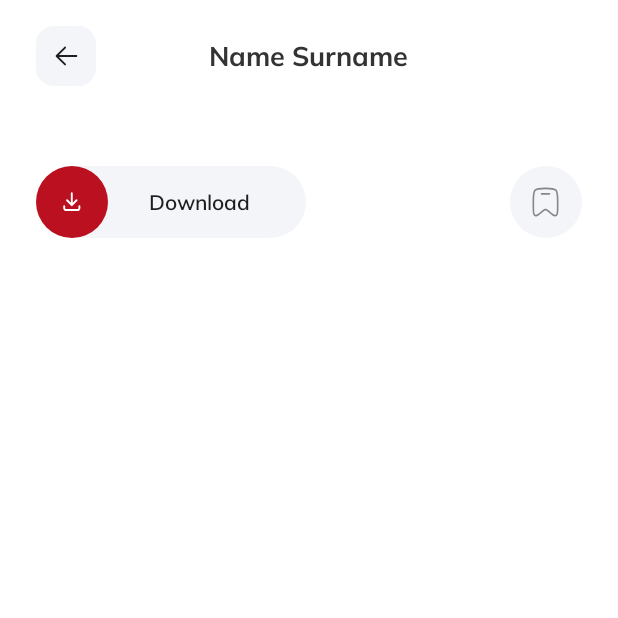
After one commit to MaryIv76/PexelsApp, an Android app: the Details screen opened through its navigation route, on a phone screen of 412 x 824 dp, the top half of it. The commit adds this screen. Run offline under Robolectric (Android 15) with nearby library versions, the phone set to English and light mode, and no system bars; our stand-ins replace navigation-ui; network calls fail; pictures from the network do not load.

Commit message:
Add details screen

```diff
--- /dev/null
+++ b/app/src/main/java/com/ivanova/pexelsapp/View/Details.kt
@@ -0,0 +1,25 @@
+package com.ivanova.pexelsapp.View
+
+import android.os.Bundle
+import android.view.LayoutInflater
+import android.view.View
+import android.view.ViewGroup
+import androidx.fragment.app.Fragment
+import androidx.lifecycle.ViewModelProvider
+import com.ivanova.pexelsapp.Model.RetrofitInstance
+import com.ivanova.pexelsapp.R
+import com.ivanova.pexelsapp.ViewModel.MainViewModel
+
+class Details: Fragment() {
+
+    override fun onCreate(savedInstanceState: Bundle?) {
+        super.onCreate(savedInstanceState)
+    }
+
+    override fun onCreateView(
+        inflater: LayoutInflater, container: ViewGroup?,
+        savedInstanceState: Bundle?
+    ): View? {
+        return inflater.inflate(R.layout.details, container, false)
+    }
+}
--- a/app/src/main/java/com/ivanova/pexelsapp/View/HomeFragment.kt
+++ b/app/src/main/java/com/ivanova/pexelsapp/View/HomeFragment.kt
@@ -9,10 +9,11 @@ import android.widget.*
 import android.widget.SearchView.OnQueryTextListener
 import android.widget.Toast.LENGTH_LONG
 import androidx.core.view.isGone
-import androidx.core.view.isVisible
 import androidx.fragment.app.Fragment
 import androidx.lifecycle.ViewModelProvider
 import androidx.lifecycle.lifecycleScope
+import androidx.navigation.Navigation
+import androidx.navigation.fragment.findNavController
 import androidx.recyclerview.widget.LinearLayoutManager
 import androidx.recyclerview.widget.RecyclerView
 import androidx.recyclerview.widget.StaggeredGridLayoutManager
@@ -68,7 +69,6 @@ class HomeFragment : Fragment() {
         recViewTitles.addItemDecoration(TitleItemDecoration(titleItemMargin))
 
         recViewTitlesAdapter.onItemClick = { title ->
-            //vm.findPhotos(title)
             searchView.setQuery(title, true)
         }
 
@@ -109,6 +109,10 @@ class HomeFragment : Fragment() {
             requireContext()
         )
         recViewPhotos.adapter = recViewPhotosAdapter
+
+        recViewPhotosAdapter.onItemClick = {
+            findNavController().navigate(R.id.action_homeFragment_to_detailsFragment)
+        }
 
         recViewPhotosAdapter.isAllItemsVisibleLive.observe(this) { isAllItemsVisible ->
             if (isAllItemsVisible) {
--- a/app/src/main/java/com/ivanova/pexelsapp/View/MainActivity.kt
+++ b/app/src/main/java/com/ivanova/pexelsapp/View/MainActivity.kt
@@ -2,6 +2,7 @@ package com.ivanova.pexelsapp.View
 
 import androidx.appcompat.app.AppCompatActivity
 import android.os.Bundle
+import android.view.View
 import androidx.navigation.findNavController
 import androidx.navigation.ui.setupWithNavController
 import com.google.android.material.bottomnavigation.BottomNavigationView
@@ -9,14 +10,31 @@ import com.ivanova.pexelsapp.R
 
 class MainActivity : AppCompatActivity() {
 
+    private lateinit var bottomNavigationView: BottomNavigationView
+
     override fun onCreate(savedInstanceState: Bundle?) {
         super.onCreate(savedInstanceState)
         setContentView(R.layout.activity_main)
 
-        val bottomNavigationView = findViewById<BottomNavigationView>(R.id.bottomNavigationView)
+        bottomNavigationView = findViewById<BottomNavigationView>(R.id.bottomNavigationView)
         bottomNavigationView.itemIconTintList = null
         val navController = findNavController(R.id.fragmentContainerView)
         bottomNavigationView.setupWithNavController(navController)
 
+        navController.addOnDestinationChangedListener { _, destination, _ ->
+            when (destination.id) {
+                R.id.homeFragment -> showBottomNav()
+                R.id.bookmarksFragment -> showBottomNav()
+                else -> hideBottomNav()
+            }
+        }
+    }
+
+    private fun showBottomNav() {
+        bottomNavigationView.visibility = View.VISIBLE
+    }
+
+    private fun hideBottomNav() {
+        bottomNavigationView.visibility = View.GONE
     }
 }
--- a/app/src/main/java/com/ivanova/pexelsapp/View/RecyclerViews/PhotosRecyclerViewAdapter.kt
+++ b/app/src/main/java/com/ivanova/pexelsapp/View/RecyclerViews/PhotosRecyclerViewAdapter.kt
@@ -28,6 +28,8 @@ class PhotosRecyclerViewAdapter(private val context: Context) :
     private val isAllItemsVisibleLiveMutable = MutableLiveData<Boolean>(false)
     val isAllItemsVisibleLive: LiveData<Boolean> = isAllItemsVisibleLiveMutable
 
+    var onItemClick: (() -> Unit)? = null
+
     fun setPhotos(photos: List<String>) {
         this.photos = photos
         this.counter = 0
@@ -43,6 +45,10 @@ class PhotosRecyclerViewAdapter(private val context: Context) :
     }
 
     override fun onBindViewHolder(holder: MyViewHolder, position: Int) {
+        holder.itemView.setOnClickListener {
+            onItemClick?.invoke()
+        }
+
         Glide.with(context)
             .load(photos[position])
             .placeholder(R.drawable.placeholder)
--- /dev/null
+++ b/app/src/main/res/drawable/back.xml
@@ -0,0 +1,12 @@
+<vector xmlns:android="http://schemas.android.com/apk/res/android"
+    android:width="20dp"
+    android:height="20dp"
+    android:viewportWidth="20"
+    android:viewportHeight="20">
+  <path
+      android:pathData="M4.375,9.375H16.875C17.041,9.375 17.2,9.441 17.317,9.558C17.434,9.675 17.5,9.834 17.5,10C17.5,10.166 17.434,10.325 17.317,10.442C17.2,10.559 17.041,10.625 16.875,10.625H4.375C4.209,10.625 4.05,10.559 3.933,10.442C3.816,10.325 3.75,10.166 3.75,10C3.75,9.834 3.816,9.675 3.933,9.558C4.05,9.441 4.209,9.375 4.375,9.375Z"
+      android:fillColor="#1E1E1E"/>
+  <path
+      android:pathData="M4.634,10L9.817,15.182C9.935,15.3 10.001,15.459 10.001,15.625C10.001,15.791 9.935,15.95 9.817,16.067C9.7,16.185 9.541,16.251 9.375,16.251C9.209,16.251 9.05,16.185 8.932,16.067L3.307,10.443C3.249,10.384 3.203,10.316 3.172,10.24C3.14,10.164 3.124,10.082 3.124,10C3.124,9.918 3.14,9.836 3.172,9.76C3.203,9.685 3.249,9.616 3.307,9.557L8.932,3.932C9.05,3.815 9.209,3.749 9.375,3.749C9.541,3.749 9.7,3.815 9.817,3.932C9.935,4.05 10.001,4.209 10.001,4.375C10.001,4.541 9.935,4.7 9.817,4.818L4.634,10Z"
+      android:fillColor="#1E1E1E"/>
+</vector>
--- /dev/null
+++ b/app/src/main/res/drawable/back_btn_bg.xml
@@ -0,0 +1,16 @@
+<?xml version="1.0" encoding="utf-8"?>
+<layer-list xmlns:android="http://schemas.android.com/apk/res/android">
+    <item
+        android:width="40dp"
+        android:height="40dp">
+        <shape android:shape="rectangle">
+            <solid android:color="@color/gray" />
+            <corners android:radius="12dp" />
+        </shape>
+    </item>
+    <item
+        android:width="20dp"
+        android:height="20dp"
+        android:drawable="@drawable/back"
+        android:gravity="center" />
+</layer-list>
--- /dev/null
+++ b/app/src/main/res/drawable/btn_download.xml
@@ -0,0 +1,18 @@
+<?xml version="1.0" encoding="utf-8"?>
+<layer-list xmlns:android="http://schemas.android.com/apk/res/android">
+
+    <item
+        android:id="@+id/item1"
+        android:width="180dp"
+        android:height="48dp">
+        <shape android:shape="rectangle">
+            <solid android:color="@color/gray" />
+            <corners android:radius="24dp" />
+        </shape>
+    </item>
+
+    <item
+        android:id="@+id/item2"
+        android:drawable="@drawable/red_btn_download"
+        android:gravity="left" />
+</layer-list>
--- /dev/null
+++ b/app/src/main/res/drawable/details_active_bookmark_btn.xml
@@ -0,0 +1,15 @@
+<?xml version="1.0" encoding="utf-8"?>
+<layer-list xmlns:android="http://schemas.android.com/apk/res/android">
+    <item
+        android:width="48dp"
+        android:height="48dp">
+        <shape android:shape="oval">
+            <solid android:color="@color/gray" />
+        </shape>
+    </item>
+    <item
+        android:width="18dp"
+        android:height="20dp"
+        android:drawable="@drawable/bookmark_button_active"
+        android:gravity="center"></item>
+</layer-list>
--- /dev/null
+++ b/app/src/main/res/drawable/details_bookmark_selector.xml
@@ -0,0 +1,5 @@
+<?xml version="1.0" encoding="utf-8"?>
+<selector xmlns:android="http://schemas.android.com/apk/res/android">
+    <item android:drawable="@drawable/details_active_bookmark_btn" android:state_checked="true" />
+    <item android:drawable="@drawable/details_inactive_bookmark_btn" android:state_checked="false" />
+</selector>
--- /dev/null
+++ b/app/src/main/res/drawable/details_inactive_bookmark_btn.xml
@@ -0,0 +1,15 @@
+<?xml version="1.0" encoding="utf-8"?>
+<layer-list xmlns:android="http://schemas.android.com/apk/res/android">
+    <item
+        android:width="48dp"
+        android:height="48dp">
+        <shape android:shape="oval">
+            <solid android:color="@color/gray" />
+        </shape>
+    </item>
+    <item
+        android:width="18dp"
+        android:height="20dp"
+        android:drawable="@drawable/bookmark_button_inactive"
+        android:gravity="center"></item>
+</layer-list>
--- /dev/null
+++ b/app/src/main/res/drawable/download_img.xml
@@ -0,0 +1,13 @@
+<vector xmlns:android="http://schemas.android.com/apk/res/android"
+    android:width="15dp"
+    android:height="16dp"
+    android:viewportWidth="15"
+    android:viewportHeight="16">
+  <path
+      android:pathData="M1,11.292V12.875C1,13.295 1.167,13.698 1.464,13.995C1.761,14.292 2.163,14.458 2.583,14.458H12.083C12.503,14.458 12.906,14.292 13.203,13.995C13.5,13.698 13.667,13.295 13.667,12.875V11.292M3.375,6.542L7.333,10.5M7.333,10.5L11.292,6.542M7.333,10.5V1"
+      android:strokeLineJoin="round"
+      android:strokeWidth="1.58333"
+      android:fillColor="#00000000"
+      android:strokeColor="#ffffff"
+      android:strokeLineCap="round"/>
+</vector>
--- /dev/null
+++ b/app/src/main/res/drawable/red_btn_download.xml
@@ -0,0 +1,16 @@
+<?xml version="1.0" encoding="utf-8"?>
+<layer-list xmlns:android="http://schemas.android.com/apk/res/android">
+    <item
+        android:width="48dp"
+        android:height="48dp">
+        <shape android:shape="oval">
+            <solid android:color="@color/red" />
+        </shape>
+    </item>
+
+    <item
+        android:width="12dp"
+        android:height="13dp"
+        android:drawable="@drawable/download_img"
+        android:gravity="center" />
+</layer-list>
--- /dev/null
+++ b/app/src/main/res/layout/details.xml
@@ -0,0 +1,74 @@
+<?xml version="1.0" encoding="utf-8"?>
+<RelativeLayout xmlns:android="http://schemas.android.com/apk/res/android"
+    xmlns:app="http://schemas.android.com/apk/res-auto"
+    android:layout_width="match_parent"
+    android:layout_height="match_parent"
+    android:paddingHorizontal="24dp">
+
+    <RelativeLayout
+        android:id="@+id/relLayout_topBar"
+        android:layout_width="match_parent"
+        android:layout_height="wrap_content"
+        android:layout_marginTop="17dp">
+
+        <ImageButton
+            android:id="@+id/btn_back"
+            android:layout_width="wrap_content"
+            android:layout_height="wrap_content"
+            android:background="@drawable/back_btn_bg" />
+
+        <TextView
+            android:id="@+id/tv_photographer"
+            android:layout_width="wrap_content"
+            android:layout_height="wrap_content"
+            android:layout_centerInParent="true"
+            android:text="Name Surname"
+            android:theme="@style/TopBarTextStyle" />
+
+    </RelativeLayout>
+
+    <ImageView
+        android:id="@+id/imView_photo"
+        android:layout_width="match_parent"
+        android:layout_height="wrap_content"
+        android:layout_below="@id/relLayout_topBar"
+        android:layout_marginTop="29dp" />
+
+    <RelativeLayout
+        android:id="@+id/relLayout_bottomElements"
+        android:layout_width="match_parent"
+        android:layout_height="wrap_content"
+        android:layout_below="@id/imView_photo"
+        android:layout_marginVertical="24dp">
+
+        <RelativeLayout
+            android:id="@+id/relLayout_download"
+            android:layout_width="wrap_content"
+            android:layout_height="wrap_content">
+
+            <ImageButton
+                android:id="@+id/btn_download"
+                android:layout_width="wrap_content"
+                android:layout_height="wrap_content"
+                android:background="@drawable/btn_download"
+                app:backgroundTint="@null" />
+
+            <TextView
+                android:id="@+id/tv_download"
+                android:layout_width="wrap_content"
+                android:layout_height="wrap_content"
+                android:layout_alignEnd="@id/btn_download"
+                android:layout_centerVertical="true"
+                android:layout_marginRight="37dp"
+                android:text="@string/download"
+                android:theme="@style/BtnDownloadStyle" />
+        </RelativeLayout>
+
+        <ImageButton
+            android:id="@+id/btn_bookmark"
+            android:layout_width="wrap_content"
+            android:layout_height="wrap_content"
+            android:layout_alignParentEnd="true"
+            android:background="@drawable/details_bookmark_selector" />
+    </RelativeLayout>
+</RelativeLayout>
--- a/app/src/main/res/navigation/app_navigation.xml
+++ b/app/src/main/res/navigation/app_navigation.xml
@@ -9,10 +9,20 @@
         android:id="@+id/homeFragment"
         android:name="com.ivanova.pexelsapp.View.HomeFragment"
         android:label="@string/home"
-        tools:layout="@layout/fragment_home" />
+        tools:layout="@layout/fragment_home" >
+        <action
+            android:id="@+id/action_homeFragment_to_detailsFragment"
+            app:destination="@id/detailsFragment" />
+    </fragment>
     <fragment
         android:id="@+id/bookmarksFragment"
         android:name="com.ivanova.pexelsapp.View.BookmarksFragment"
         android:label="@string/bookmark"
         tools:layout="@layout/fragment_bookmarks" />
+
+    <fragment
+        android:id="@+id/detailsFragment"
+        android:name="com.ivanova.pexelsapp.View.Details"
+        android:label="@string/details"
+        tools:layout="@layout/details" />
 </navigation>
--- a/app/src/main/res/values/strings.xml
+++ b/app/src/main/res/values/strings.xml
@@ -8,4 +8,6 @@
     <string name="try_again">Try again</string>
     <string name="request_error">Error 404\nNot Found</string>
     <string name="network_request_error">Network Request Error</string>
+    <string name="details">Details</string>
+    <string name="download">Download</string>
 </resources>
--- a/app/src/main/res/values/styles.xml
+++ b/app/src/main/res/values/styles.xml
@@ -26,12 +26,24 @@
         <item name="android:textSize">14sp</item>
     </style>
 
+    <style name="TopBarTextStyle">
+        <item name="android:textColor">@color/dark_dark_gray</item>
+        <item name="android:fontFamily">@font/mulish_bold</item>
+        <item name="android:textSize">18sp</item>
+    </style>
+
     <style name="BtnStubStyle">
         <item name="android:textColor">@color/red</item>
         <item name="android:fontFamily">@font/mulish_bold</item>
         <item name="android:textSize">18sp</item>
     </style>
 
+    <style name="BtnDownloadStyle">
+        <item name="android:textColor">@color/black</item>
+        <item name="android:fontFamily">@font/mulish_semi_bold</item>
+        <item name="android:textSize">14sp</item>
+    </style>
+
     <style name="RoundedSquarePhoto">
         <item name="cornerSize">20dp</item>
     </style>
```
Also changed, not shown: app/src/main/res/font/mulish_semi_bold.ttf (added).
